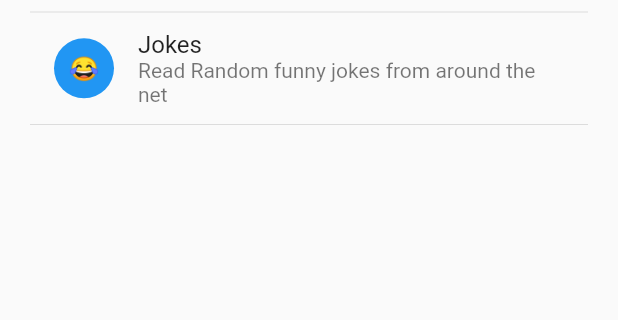
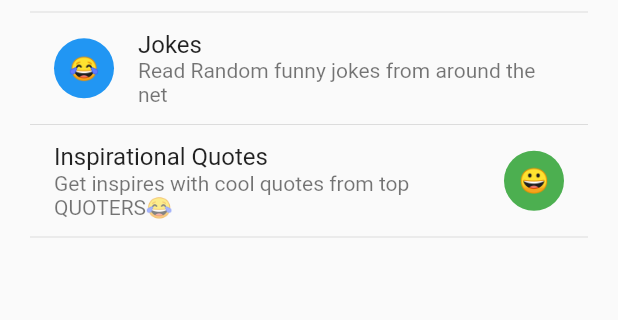
Before and after one commit to JideGuru/am_bored, a Flutter app: the screen it shows after launch, on a phone screen of 412 x 824 dp, the part 144-464 px from its top. Run offline on Flutter 3.47's test engine with Material 2 defaults, Android fonts, the phone set to English and light mode, and no system bars.

Commit message:
Added a Quotes page

```diff
--- a/lib/ui/home.dart
+++ b/lib/ui/home.dart
@@ -1,4 +1,5 @@
 import 'package:Bored/ui/jokes.dart';
+import 'package:Bored/ui/quotes.dart';
 import 'package:flutter/material.dart';
 
 class Home extends StatefulWidget {
@@ -76,6 +77,31 @@ class _HomeState extends State<Home> {
               ),
 
               Divider(),
+
+              ListTile(
+                title: Text("Inspirational Quotes"),
+                subtitle: Text("Get inspires with cool quotes from top QUOTERS😂"),
+//                leading: CircleAvatar(
+//                  backgroundColor: Colors.green,
+//                  child: Text("😀"),
+//                ),
+//
+                trailing: CircleAvatar(
+                  backgroundColor: Colors.green,
+                  child: Text("😀")
+                ),
+                onTap: (){
+                  var router = new MaterialPageRoute(
+                      builder: (BuildContext context) {
+                        return Quotes(header: widget.header,);
+                      }
+                  );
+
+                  Navigator.of(context).push(router);
+                },
+              ),
+
+              Divider(),
             ],
           ),
         ),
```
Also changed, not shown: lib/ui/quotes.dart (renamed from lib/ui/jokes.dart, +28 -32 lines).
